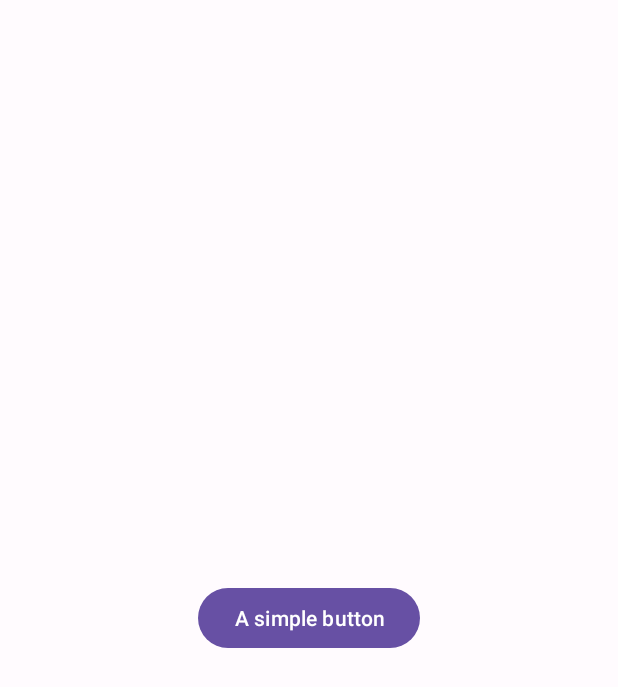
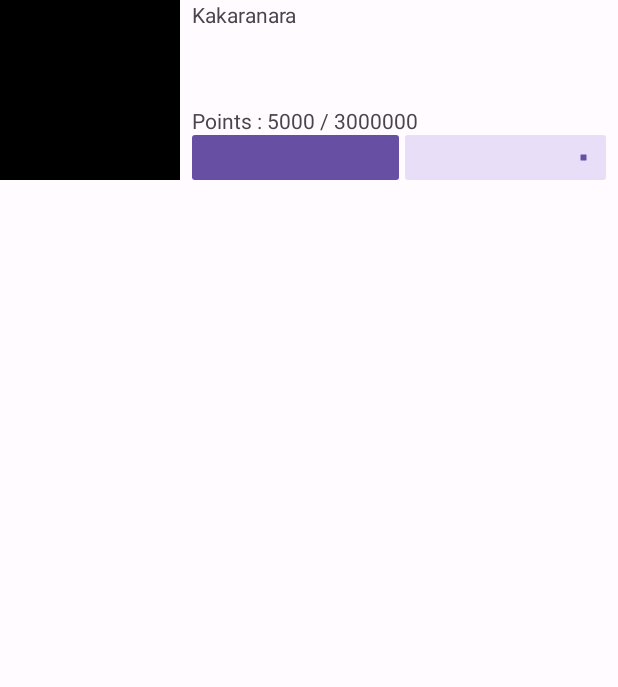
Before and after one commit to Kakaranara/Healtikuy, an Android app: the screen it shows after launch (MainActivity), on a phone screen of 412 x 824 dp. Shown: the top 687 px of the screen. Run offline under Robolectric (Android 15) with nearby library versions, the phone set to English and light mode, and no system bars.

Commit message:
home early setup + dependency update

```diff
--- a/app/src/main/java/com/kocci/healtikuy/HomeFragment.kt
+++ b/app/src/main/java/com/kocci/healtikuy/HomeFragment.kt
@@ -23,14 +23,14 @@ class HomeFragment : Fragment(), View.OnClickListener {
 
     override fun onViewCreated(view: View, savedInstanceState: Bundle?) {
         super.onViewCreated(view, savedInstanceState)
-        binding.button.setOnClickListener(this)
+        binding.statusIndicator.setProgressCompat(50, true)
     }
 
     override fun onClick(v: View?) {
         when(v){
-            binding.button -> {
-                Toast.makeText(requireActivity(), "Hello", Toast.LENGTH_SHORT).show()
-            }
+            /**
+             * handle button click
+             */
         }
     }
 
--- /dev/null
+++ b/app/src/main/res/layout/content_home.xml
@@ -0,0 +1,17 @@
+<?xml version="1.0" encoding="utf-8"?>
+<androidx.constraintlayout.widget.ConstraintLayout xmlns:android="http://schemas.android.com/apk/res/android"
+    android:layout_width="match_parent"
+    android:layout_height="match_parent"
+    xmlns:app="http://schemas.android.com/apk/res-auto">
+
+    <com.google.android.material.progressindicator.LinearProgressIndicator
+        android:layout_width="150dp"
+        android:layout_height="115dp"
+        app:layout_constraintStart_toStartOf="parent"
+        app:layout_constraintEnd_toEndOf="parent"
+        app:layout_constraintBottom_toBottomOf="parent"
+        app:layout_constraintTop_toTopOf="parent"
+        app:trackThickness="24dp"
+        />
+
+</androidx.constraintlayout.widget.ConstraintLayout>
--- a/app/src/main/res/layout/fragment_home.xml
+++ b/app/src/main/res/layout/fragment_home.xml
@@ -1,15 +1,55 @@
 <?xml version="1.0" encoding="utf-8"?>
-<FrameLayout xmlns:android="http://schemas.android.com/apk/res/android"
+<androidx.core.widget.NestedScrollView xmlns:android="http://schemas.android.com/apk/res/android"
+    xmlns:app="http://schemas.android.com/apk/res-auto"
     xmlns:tools="http://schemas.android.com/tools"
     android:layout_width="match_parent"
     android:layout_height="match_parent"
+    android:contentDescription="@string/main_feature"
     tools:context=".HomeFragment">
 
-    <Button
-        android:id="@+id/button"
-        android:layout_width="wrap_content"
-        android:layout_height="wrap_content"
-        android:layout_gravity="center"
-        android:text="A simple button" />
+    <androidx.constraintlayout.widget.ConstraintLayout
+        android:layout_width="match_parent"
+        android:layout_height="wrap_content">
 
-</FrameLayout>
+        <View
+            android:id="@+id/imgAvatar"
+            android:layout_width="120dp"
+            android:layout_height="120dp"
+            android:background="@color/black"
+            app:layout_constraintStart_toStartOf="parent"
+            app:layout_constraintTop_toTopOf="parent" />
+
+        <TextView
+            android:id="@+id/tvName"
+            android:layout_width="wrap_content"
+            android:layout_height="wrap_content"
+            android:layout_marginStart="8dp"
+            app:layout_constraintStart_toEndOf="@+id/imgAvatar"
+            app:layout_constraintTop_toTopOf="parent"
+            android:text="Kakaranara" />
+
+        <com.google.android.material.progressindicator.LinearProgressIndicator
+            android:id="@+id/statusIndicator"
+            android:layout_width="0dp"
+            android:layout_height="wrap_content"
+            android:layout_marginStart="8dp"
+            android:layout_marginEnd="8dp"
+            app:layout_constraintBottom_toBottomOf="@+id/imgAvatar"
+            app:layout_constraintEnd_toEndOf="parent"
+            app:layout_constraintHorizontal_bias="0.0"
+            app:layout_constraintStart_toEndOf="@+id/imgAvatar"
+            app:trackThickness="30dp" />
+
+        <TextView
+            android:id="@+id/textView"
+            android:layout_width="wrap_content"
+            android:layout_height="wrap_content"
+            android:layout_marginStart="8dp"
+            android:text="Points : 5000 / 3000000"
+            app:layout_constraintBottom_toTopOf="@+id/statusIndicator"
+            app:layout_constraintStart_toEndOf="@+id/imgAvatar" />
+
+
+    </androidx.constraintlayout.widget.ConstraintLayout>
+
+</androidx.core.widget.NestedScrollView>
--- a/app/src/main/res/values/colors.xml
+++ b/app/src/main/res/values/colors.xml
@@ -61,4 +61,7 @@
     <color name="md_theme_dark_surfaceTint">#D0BCFF</color>
     <color name="md_theme_dark_outlineVariant">#49454F</color>
     <color name="md_theme_dark_scrim">#000000</color>
+    <!-- custom -->
+    <color name="white">#FFFFFF</color>
+    <color name="black">#000000</color>
 </resources>
--- a/app/src/main/res/values/strings.xml
+++ b/app/src/main/res/values/strings.xml
@@ -2,4 +2,5 @@
     <string name="app_name">Healtikuy</string>
     <!-- TODO: Remove or change this placeholder text -->
     <string name="hello_blank_fragment">Hello blank fragment</string>
+    <string name="main_feature">Main Feature</string>
 </resources>
--- a/build.gradle
+++ b/build.gradle
@@ -1,6 +1,6 @@
 // Top-level build file where you can add configuration options common to all sub-projects/modules.
 plugins {
-    id 'com.android.application' version '7.4.1' apply false
-    id 'com.android.library' version '7.4.1' apply false
+    id 'com.android.application' version '7.4.2' apply false
+    id 'com.android.library' version '7.4.2' apply false
     id 'org.jetbrains.kotlin.android' version '1.8.0' apply false
 }
```
